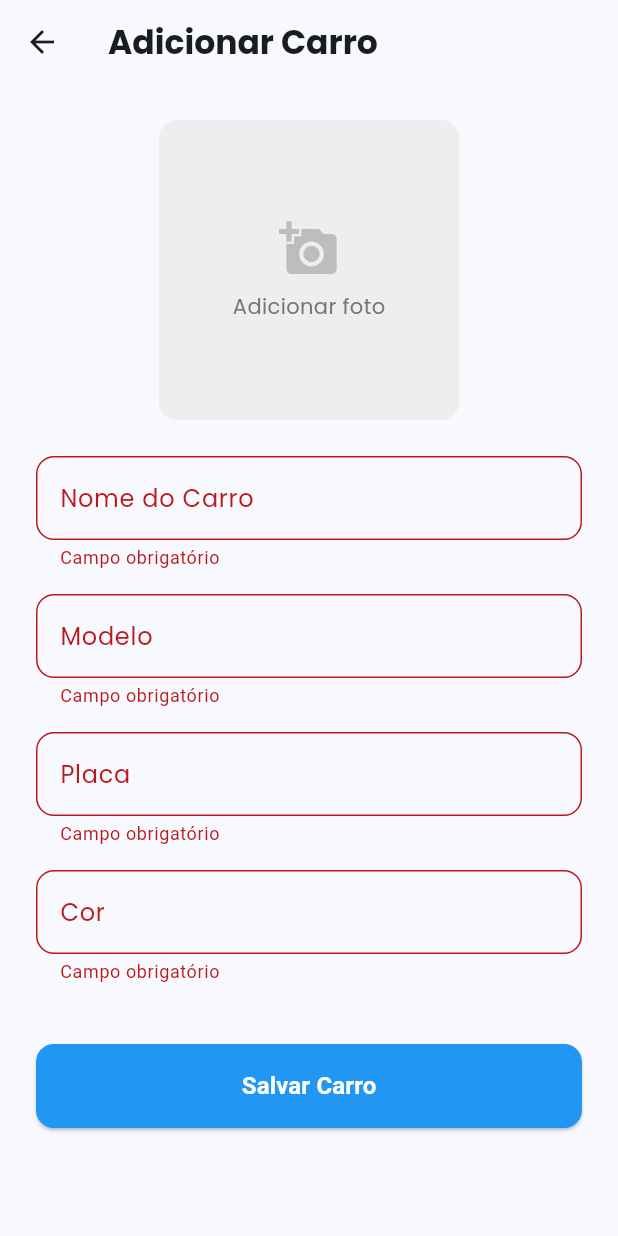
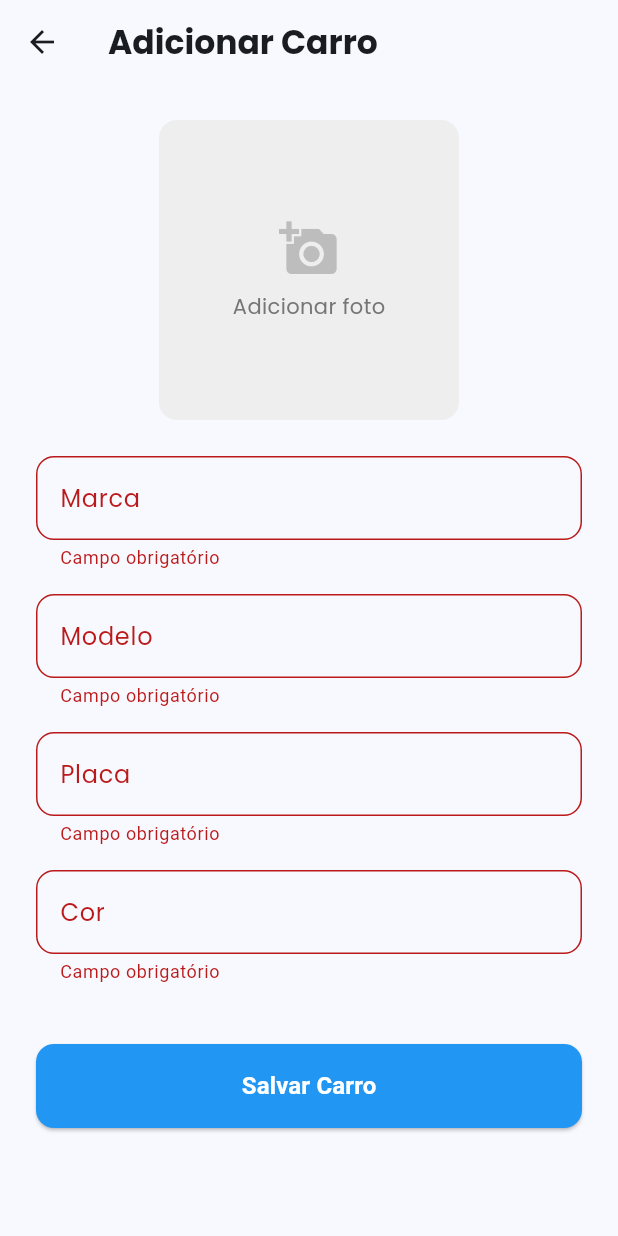
Before and after one commit to LuCasRochA2023/ftw_solucoes_tcc, a Flutter app: the CarsScreen screen opened directly, after a tap on "Salvar Carro", on a phone screen of 412 x 824 dp. Run offline on Flutter 3.47's test engine with Material 3 defaults, Android fonts, the phone set to English and light mode, and no system bars; our stand-ins replace cached_network_image, cloud_firestore, dio, firebase_auth, firebase_core, firebase_storage and 7 more; missing offline and left inert: firebase_app_check; accounts and stored records are empty; generated files the repository leaves out were written again.

Commit message:
llast commit

```diff
--- a/lib/screens/cars_screen.dart
+++ b/lib/screens/cars_screen.dart
@@ -49,9 +49,11 @@ class _CarsScreenState extends State<CarsScreen> {
         setState(() {
           _imageFile = File(pickedFile.path);
         });
+        debugPrint('Imagem selecionada: ${pickedFile.path}');
       }
     } catch (e) {
-      _showErrorMessage('Erro ao selecionar imagem');
+      debugPrint('Erro ao selecionar imagem: $e');
+      _showErrorMessage('Erro ao selecionar imagem: $e');
     }
   }
 
@@ -83,7 +85,8 @@ class _CarsScreenState extends State<CarsScreen> {
       await storageRef.putFile(_imageFile!, metadata);
       return await storageRef.getDownloadURL();
     } catch (e) {
-      _showErrorMessage('Erro ao fazer upload da imagem');
+      debugPrint('Erro ao fazer upload da imagem: $e');
+      _showErrorMessage('Erro ao fazer upload da imagem: $e');
       return null;
     }
   }
@@ -94,22 +97,41 @@ class _CarsScreenState extends State<CarsScreen> {
     setState(() => _isLoading = true);
 
     try {
+      debugPrint('=== Iniciando salvamento do carro ===');
+
       final user = _auth.currentUser;
-      if (user == null) throw ('Usuário não autenticado');
+      if (user == null) {
+        debugPrint('ERRO: Usuário não autenticado');
+        throw ('Usuário não autenticado');
+      }
+
+      debugPrint('Usuário autenticado: ${user.uid}');
+      debugPrint('Nome: ${_nameController.text}');
+      debugPrint('Modelo: ${_modelController.text}');
+      debugPrint('Placa: ${_plateController.text}');
+      debugPrint('Cor: ${_colorController.text}');
 
       String? photoUrl;
       if (_imageFile != null) {
+        debugPrint('Upload de imagem iniciado...');
         photoUrl = await _uploadImage();
+        if (photoUrl != null) {
+          debugPrint('Upload concluído: $photoUrl');
+        } else {
+          debugPrint('Upload falhou - continuando sem foto');
+        }
       }
 
       final carData = {
-        'name': _nameController.text,
-        'model': _modelController.text,
-        'plate': _plateController.text.toUpperCase(),
-        'color': _colorController.text,
+        'name': _nameController.text.trim(),
+        'model': _modelController.text.trim(),
+        'plate': _plateController.text.trim().toUpperCase(),
+        'color': _colorController.text.trim(),
         if (photoUrl != null) 'photoUrl': photoUrl,
         'createdAt': FieldValue.serverTimestamp(),
       };
+
+      debugPrint('Salvando no Firestore: $carData');
 
       await _firestore
           .collection('users')
@@ -117,15 +139,28 @@ class _CarsScreenState extends State<CarsScreen> {
           .collection('cars')
           .add(carData);
 
+      debugPrint('Carro salvo com sucesso!');
+
+      if (!mounted) return;
+
       _showSuccessMessage('Carro adicionado com sucesso!');
       await Future.delayed(const Duration(milliseconds: 500));
+
       if (mounted) {
         Navigator.pop(context, true);
       }
-    } catch (e) {
-      _showErrorMessage('Erro ao salvar carro');
+    } catch (e, stackTrace) {
+      debugPrint('=== ERRO ao salvar carro ===');
+      debugPrint('Erro: $e');
+      debugPrint('StackTrace: $stackTrace');
+
+      if (!mounted) return;
+
+      _showErrorMessage('Erro ao salvar carro: $e');
     } finally {
-      setState(() => _isLoading = false);
+      if (mounted) {
+        setState(() => _isLoading = false);
+      }
     }
   }
 
@@ -249,8 +284,8 @@ class _CarsScreenState extends State<CarsScreen> {
               const SizedBox(height: 24),
               _buildTextField(
                 controller: _nameController,
-                label: 'Nome do Carro',
-                hint: 'Ex: Meu Carro',
+                label: 'Marca',
+                hint: 'Ex: Volkswagen, Fiat, Chevrolet',
               ),
               _buildTextField(
                 controller: _modelController,
--- a/lib/screens/my_cars_screen.dart
+++ b/lib/screens/my_cars_screen.dart
@@ -171,7 +171,7 @@ class _MyCarsScreenState extends State<MyCarsScreen> {
                           ListTile(
                             contentPadding: const EdgeInsets.all(16),
                             title: Text(
-                              car['name'],
+                              '${car['name']} ${car['model']}',
                               style: GoogleFonts.poppins(
                                 fontWeight: FontWeight.bold,
                                 fontSize: 18,
@@ -181,10 +181,6 @@ class _MyCarsScreenState extends State<MyCarsScreen> {
                               crossAxisAlignment: CrossAxisAlignment.start,
                               children: [
                                 const SizedBox(height: 8),
-                                Text(
-                                  'Modelo: ${car['model']}',
-                                  style: GoogleFonts.poppins(fontSize: 14),
-                                ),
                                 Text(
                                   'Placa: ${car['plate']}',
                                   style: GoogleFonts.poppins(fontSize: 14),
--- a/lib/services/auth_service.dart
+++ b/lib/services/auth_service.dart
@@ -226,6 +226,7 @@ class AuthService {
   }
 
   Future<void> sendPasswordResetEmail(String email) async {
+    _auth.setLanguageCode('pt');
     try {
       await _auth.sendPasswordResetEmail(email: email);
     } on FirebaseAuthException catch (e) {
```
Also changed, not shown: lib/screens/schedule_service_screen.dart (+100 -113 lines), 11 other files.
